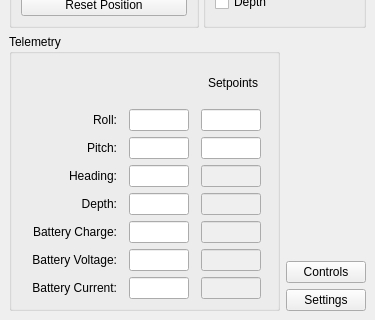
SevR0V/SevROV-Control-Station-V2, file UI/main.ui: the form before one commit; both pictures show x 0 to 375 and y 170 to 490 of the 375 by 490 pixel window.
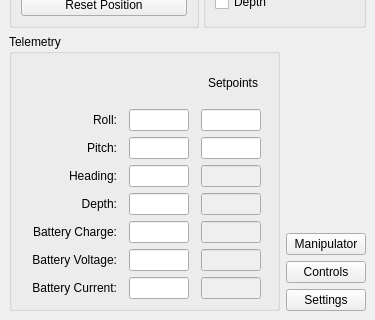
The form after the commit.

Commit message: Add manipulator control UI and minor code refactor

The edit to the form file:
```diff
--- a/UI/main.ui
+++ b/UI/main.ui
@@ -776,6 +776,13 @@
             </property>
            </spacer>
           </item>
+          <item>
+           <widget class="QPushButton" name="manipulatorButton">
+            <property name="text">
+             <string>Manipulator</string>
+            </property>
+           </widget>
+          </item>
           <item>
            <widget class="QPushButton" name="controlsBut">
             <property name="text">
```
The commit also changes 6 other files.
